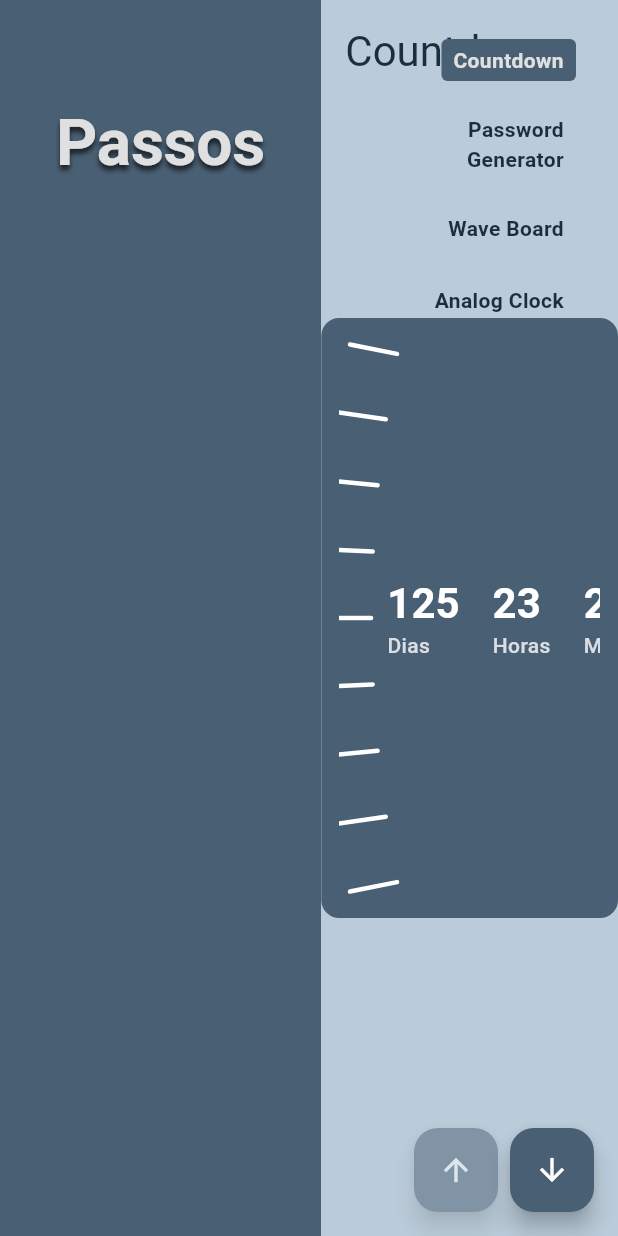
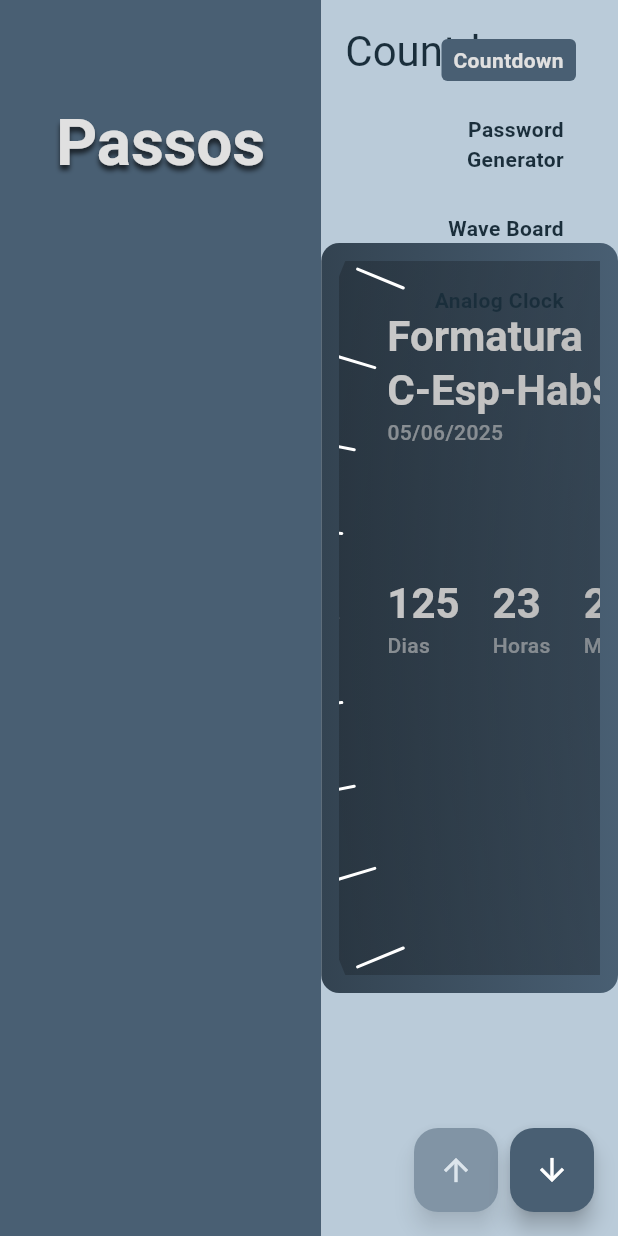
Before and after one commit to k23j/flutter_portifolio, a Flutter app: the screen it shows after launch, on a phone screen of 412 x 824 dp. Run offline on Flutter 3.47's test engine with Material 3 defaults, Android fonts, the light colour scheme and no system bars.

Commit message:
project_04-finished

```diff
--- a/lib/project_04-countdown/countdown_widget.dart
+++ b/lib/project_04-countdown/countdown_widget.dart
@@ -13,14 +13,24 @@ class CountdownWidget extends StatelessWidget {
   @override
   Widget build(BuildContext context) {
     final CountdownNotifier notifier = CountdownNotifier(target);
+    final Color backgroundColor =
+        Theme.of(context).colorScheme.primaryContainer;
     return Center(
       child: Container(
         padding: EdgeInsets.all(12),
-        width: 550,
-        height: 400,
+        clipBehavior: Clip.hardEdge,
+        width: 700,
+        height: 500,
         decoration: BoxDecoration(
           borderRadius: BorderRadius.circular(12),
-            color: Theme.of(context).colorScheme.primaryContainer),
+          gradient: LinearGradient(
+              begin: Alignment.topRight,
+              end: Alignment.topLeft,
+              colors: [
+                backgroundColor,
+                Color.lerp(backgroundColor, Colors.black, .3)!,
+              ]),
+        ),
         child: ValueListenableBuilder(
           valueListenable: notifier.durationNotifier,
           builder: (context, value, child) {
@@ -31,6 +41,29 @@ class CountdownWidget extends StatelessWidget {
 
             return Stack(
               children: [
+                Positioned(
+                  left: 32,
+                  top: 32,
+                  child: Column(
+                    crossAxisAlignment: CrossAxisAlignment.start,
+                    children: [
+                      Text('Formatura \nC-Esp-HabSG',
+                          style: Theme.of(context)
+                              .textTheme
+                              .headlineMedium!
+                              .copyWith(
+                                  color: Colors.white,
+                                  fontWeight: FontWeight.w600)),
+                      Text('05/06/2025',
+                          style: Theme.of(context)
+                              .textTheme
+                              .bodyMedium!
+                              .copyWith(
+                                  color: Colors.white.withValues(alpha: .6),
+                                  fontWeight: FontWeight.w500)),
+                    ],
+                  ),
+                ),
                 Positioned(
                   left: 32,
                   top: 0,
@@ -46,6 +79,18 @@ class CountdownWidget extends StatelessWidget {
                     ],
                   ),
                 ),
+                Positioned(
+                    top: 0,
+                    bottom: 0,
+                    right: 250,
+                    child: Transform.scale(
+                      scaleX: 1.5,
+                      child: Icon(
+                        Icons.trending_flat,
+                        color: Colors.deepOrange,
+                        size: 40,
+                      ),
+                    )),
                 CountdownSideClock(notifier.tickCountNotifier),
               ],
             );
@@ -64,8 +109,8 @@ class CountdownSideClock extends StatelessWidget {
     super.key,
   });
 
-  final int qnt = 128;
-  final double size = 2000;
+  final int qnt = 64;
+  final double size = 1300;
   double get angle => 360.0 / qnt;
   double get angleInTurns => 1.0 / qnt;
 
@@ -80,8 +125,8 @@ class CountdownSideClock extends StatelessWidget {
                 decoration: BoxDecoration(
                     color: Colors.white,
                     borderRadius: BorderRadius.circular(12)),
-                width: index == 0 ? 5 : 3,
-                height: index == 0 ? 40 : 35,
+                width: 2,
+                height: 35,
               ),
             ))).toList();
   }
@@ -92,14 +137,33 @@ class CountdownSideClock extends StatelessWidget {
     final Duration duration = Duration(milliseconds: 500);
     final Curve curve = Curves.elasticInOut;
     return OverflowBox(
-      maxWidth: double.infinity, // Allow it to be as wide as needed
-      maxHeight: double.infinity, // Allow it to be as tall as needed
+      maxWidth: double.infinity,
+      maxHeight: double.infinity,
       alignment: Alignment.centerRight,
-      child: SizedBox(
+      child: Transform.translate(
+        offset: Offset(size - 250, 0),
+        child: Stack(
+          children: [
+            Transform.scale(
+              scale: .95,
+              child: Opacity(
+                opacity: .4,
+                child: Container(
                   width: size,
                   height: size,
-        child: Transform.translate(
-          offset: Offset(size - 250, 0),
+                  decoration: BoxDecoration(
+                    shape: BoxShape.circle,
+                    gradient: RadialGradient(colors: [
+                      Colors.black,
+                      Colors.black.withValues(alpha: .5)
+                    ]),
+                  ),
+                ),
+              ),
+            ),
+            SizedBox(
+              width: size,
+              height: size,
               child: ValueListenableBuilder(
                 valueListenable: notifier,
                 builder: (context, value, child) => AnimatedRotation(
@@ -109,10 +173,12 @@ class CountdownSideClock extends StatelessWidget {
                     child: child),
                 child: Stack(
                   alignment: Alignment.center,
-              clipBehavior: Clip.hardEdge, // Ensure nothing gets clipped
+                  // clipBehavior: Clip.hardEdge, // Ensure nothing gets clipped
                   children: makerList,
                 ),
               ),
+            )
+          ],
         ),
       ),
     );
@@ -145,7 +211,7 @@ class CountdownRemainingText extends StatelessWidget {
                   .copyWith(color: Colors.white, fontWeight: FontWeight.w600)),
           Text(title,
               style: Theme.of(context).textTheme.bodyMedium!.copyWith(
-                  color: Colors.white.withValues(alpha: .8),
+                  color: Colors.white.withValues(alpha: .6),
                   fontWeight: FontWeight.w500)),
         ],
       ),
```
Lines whose indentation alone changed are shown as unchanged.
